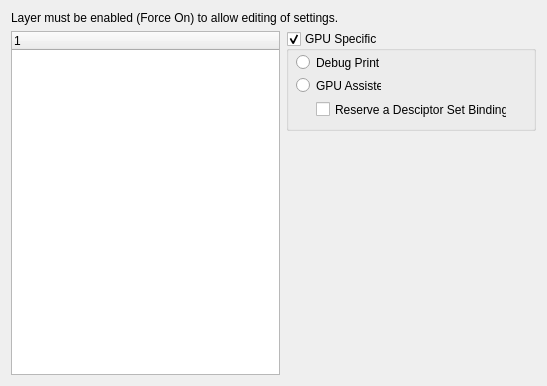
Old version of the form vkconfig/khronossettingsadvanced.ui in the repository LunarG/VulkanTools.
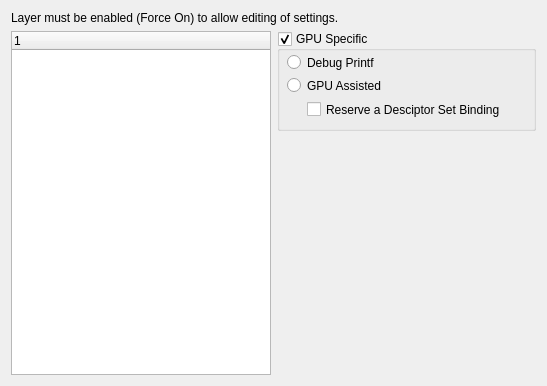
New version of the form.

```diff
--- a/vkconfig/khronossettingsadvanced.ui
+++ b/vkconfig/khronossettingsadvanced.ui
@@ -52,7 +52,7 @@
      </property>
      <property name="maximumSize">
       <size>
-       <width>250</width>
+       <width>260</width>
        <height>100</height>
       </size>
      </property>
@@ -67,7 +67,7 @@
        <rect>
         <x>10</x>
         <y>23</y>
-        <width>83</width>
+        <width>231</width>
         <height>17</height>
        </rect>
       </property>
@@ -80,7 +80,7 @@
        <rect>
         <x>10</x>
         <y>46</y>
-        <width>85</width>
+        <width>231</width>
         <height>17</height>
        </rect>
       </property>
@@ -93,7 +93,7 @@
        <rect>
         <x>30</x>
         <y>70</y>
-        <width>191</width>
+        <width>221</width>
         <height>17</height>
        </rect>
       </property>
```
